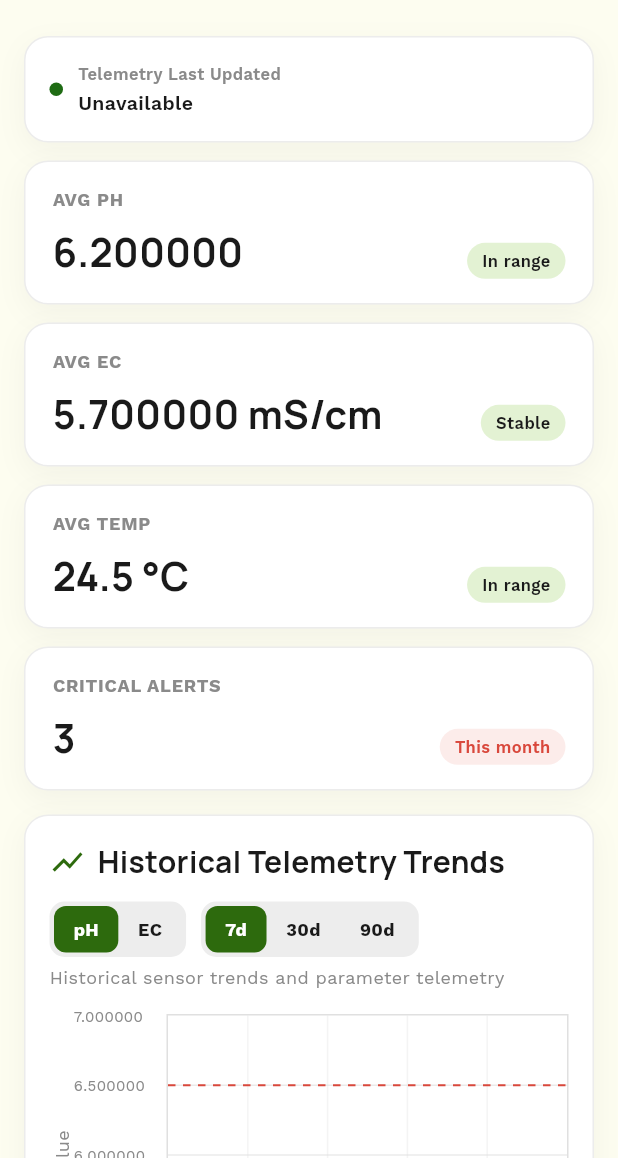
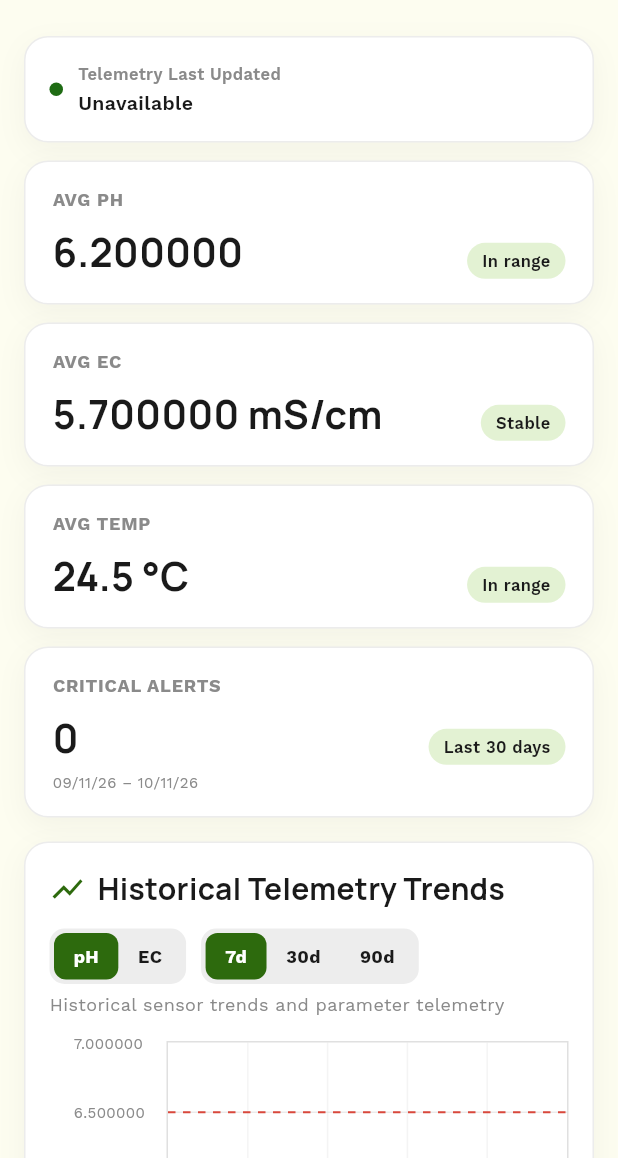
Before and after one commit to advincelyuni2-hue/Hydroponic-Monitoring-Website-, a Flutter app: the ReportsScreen screen opened directly, after a tap on the "menu" icon, after a tap on the "search" icon, on a phone screen of 412 x 824 dp, the part 78-1236 px from its top. Run offline on Flutter 3.47's test engine with Material 3 defaults, Android fonts, the phone set to English and light mode, and no system bars; drawn by our look-alikes of fl_chart; our stand-ins replace google_fonts, pdf, printing, shared_preferences, supabase_flutter; missing offline and left inert: dart:html; accounts and stored records are empty.

Commit message:
Admin Module Fixes, Critical Alerts Fixes, Change Email Fixes

```diff
--- a/lib/controllers/reports_controller.dart
+++ b/lib/controllers/reports_controller.dart
@@ -41,6 +41,20 @@ class ReportsController extends ChangeNotifier {
 
   String lastUpdatedTimestamp = 'Loading sensor history...';
 
+    String get alertsDateRange {
+    final end = manilaNow();
+    final start = end.subtract(const Duration(days: 30));
+
+    String formatDate(DateTime date) {
+      final month = date.month.toString().padLeft(2, '0');
+      final day = date.day.toString().padLeft(2, '0');
+      final year = (date.year % 100).toString().padLeft(2, '0');
+      return '$month/$day/$year';
+    }
+
+    return '${formatDate(start)} – ${formatDate(end)}';
+  }
+
   ReportSummaryData summary = const ReportSummaryData(
     avgPh: 6.2,
     phStatus: 'In range',
@@ -48,8 +62,8 @@ class ReportsController extends ChangeNotifier {
     ecStatus: 'Stable',
     avgTemp: 24.5,
     tempStatus: 'In range',
-    criticalAlertsCount: 3,
-    alertsPeriod: 'This month',
+    criticalAlertsCount: 0,
+    alertsPeriod: 'Last 30 days',
   );
 
   List<AnalyticsPoint> trendPoints = [
--- a/lib/screens/reports_screen.dart
+++ b/lib/screens/reports_screen.dart
@@ -128,11 +128,12 @@ class ReportsScreenState extends State<ReportsScreen> {
                 value: '${summary.criticalAlertsCount}',
                 status: summary.alertsPeriod,
                 isWarning: summary.criticalAlertsCount > 0,
+                detail: _controller.alertsDateRange,
               ),
               const SizedBox(height: 20),
               AlertFrequencyCard(
                 alerts: _controller.alertFrequency,
-                activeCount: _controller.activeAlertsCount,
+                dateRangeLabel: _controller.alertsDateRange,
               ),
               const SizedBox(height: 20),
               TargetDistributionCard(
@@ -140,6 +141,7 @@ class ReportsScreenState extends State<ReportsScreen> {
                 selectedParam: _controller.selectedDistributionParam,
                 isLoading: _controller.isDistributionLoading,
                 errorMessage: _controller.distributionError,
+                dateRangeLabel: _controller.alertsDateRange,
                 onParamChanged: _controller.setDistributionParam,
               ),
               const SizedBox(height: 20),
@@ -223,6 +225,7 @@ class ReportsScreenState extends State<ReportsScreen> {
           value: '${summary.criticalAlertsCount}',
           status: summary.alertsPeriod,
           isWarning: summary.criticalAlertsCount > 0,
+          detail: _controller.alertsDateRange,
         ),
         const SizedBox(height: 16),
         ReportsAnalyticsCard(
@@ -258,7 +261,7 @@ class ReportsScreenState extends State<ReportsScreen> {
         const SizedBox(height: 16),
         AlertFrequencyCard(
           alerts: _controller.alertFrequency,
-          activeCount: _controller.activeAlertsCount,
+          dateRangeLabel: _controller.alertsDateRange,
         ),
         const SizedBox(height: 16),
         TargetDistributionCard(
@@ -266,6 +269,7 @@ class ReportsScreenState extends State<ReportsScreen> {
           selectedParam: _controller.selectedDistributionParam,
           isLoading: _controller.isDistributionLoading,
           errorMessage: _controller.distributionError,
+          dateRangeLabel: _controller.alertsDateRange,
           onParamChanged: _controller.setDistributionParam,
         ),
         const SizedBox(height: 16),
@@ -279,6 +283,7 @@ class ReportsScreenState extends State<ReportsScreen> {
     required String value,
     required String status,
     required bool isWarning,
+    String? detail,
   }) {
     return Container(
       width: double.infinity,
@@ -329,6 +334,13 @@ class ReportsScreenState extends State<ReportsScreen> {
               ),
             ],
           ),
+          if (detail != null) ...[
+            const SizedBox(height: 4),
+            Text(
+              detail,
+              style: AppTextStyles.cardMeta.copyWith(fontSize: 10),
+            ),
+          ],
         ],
       ),
     );
--- a/lib/services/reports_service.dart
+++ b/lib/services/reports_service.dart
@@ -114,7 +114,7 @@ class ReportsService {
 
     var criticalAlerts = 0;
     try {
-      criticalAlerts = (await getAlertStats()).activeCount;
+      criticalAlerts = (await getAlertStats()).criticalCount;
     } catch (e) {
       debugPrint('Critical alert count failed: $e');
     }
@@ -177,56 +177,45 @@ class ReportsService {
     );
   }
 
-  /// Critical alerts from the notifications table (last [days] days).
+  /// Counts critical parameter readings from sensor history over the last [days].
   Future<AlertStats> getAlertStats({int days = 30}) async {
-    final now = DateTime.now().toUtc();
-    final since = now.subtract(Duration(days: days)).toIso8601String();
+    final end = manilaNow();
+    final start = end.subtract(Duration(days: days));
 
-    final rows = await supabase
-        .from('notifications')
-        .select()
-        .gte('created_at', since)
-        .lte('created_at', now.toIso8601String())
-        .order('created_at', ascending: false)
-        .limit(1000);
+    final logs = await _monitoringService.getSensorHistory(
+      start: start,
+      end: end,
+      aggregation: HistoryAggregation.fiveMinutes,
+    );
 
     final counts = <String, int>{
       'pH': 0,
       'EC': 0,
       'Temperature': 0,
-      'Other': 0
     };
     var critical = 0;
-    var active = 0;
-    var resolved = 0;
 
-    for (final row in rows) {
-      final type = (row['type'] ?? '').toString().toLowerCase();
-      final text =
-          '${row['title'] ?? ''} ${row['message'] ?? ''}'.toLowerCase();
-      if (type != 'critical' && !text.contains('critical')) continue;
-
-      critical++;
-      if (row['is_resolved'] == true) {
-        resolved++;
-      } else {
-        active++;
+    for (final log in logs) {
+      for (final entry in const <(int, String)>[
+        (2, 'pH'),
+        (3, 'EC'),
+        (4, 'Temperature'),
+      ]) {
+        final range = log.ranges[entry.$1];
+        if (range?.severity == 'Critical') {
+          counts[entry.$2] = counts[entry.$2]! + 1;
+          critical++;
+        }
       }
-      final category = _alertCategory(row['parameter']) ??
-          _alertCategory(row['title']) ??
-          _alertCategory(row['message']) ??
-          'Other';
-      counts[category] = (counts[category] ?? 0) + 1;
     }
 
     return AlertStats(
       criticalCount: critical,
-      activeCount: active,
-      resolvedCount: resolved,
+      activeCount: 0,
+      resolvedCount: 0,
       byCategory: [
         for (final entry in counts.entries)
-          if (entry.key != 'Other' || entry.value > 0)
-            AlertFrequencyData(category: entry.key, count: entry.value),
+          AlertFrequencyData(category: entry.key, count: entry.value),
       ],
     );
   }
--- a/lib/services/user_service.dart
+++ b/lib/services/user_service.dart
@@ -20,12 +20,29 @@ class UserService {
       if (row != null) {
         final authUser = client.auth.currentUser;
         final signedInEmail = authUser?.id == userId ? authUser?.email : null;
+        final profileEmail = signedInEmail?.trim();
+        final storedEmail = (row['email'] as String? ?? '').trim();
+
+        if (profileEmail != null &&
+            profileEmail.isNotEmpty &&
+            profileEmail.toLowerCase() != storedEmail.toLowerCase()) {
+          final updatedRows = await client
+              .from('profiles')
+              .update({'email': profileEmail})
+              .eq('id', userId)
+              .select('id');
+
+          if (updatedRows.isEmpty) {
+            throw StateError('Your profile email was not saved.');
+          }
+        }
+
         final profile = UserProfile(
           id: row['id'] as String,
           name: (row['full_name'] as String?)?.trim().isNotEmpty == true
               ? row['full_name'] as String
               : 'User',
-          email: signedInEmail ?? (row['email'] as String? ?? ''),
+          email: profileEmail ?? storedEmail,
           role: ((row['role'] as String?) ?? 'employee').toLowerCase(),
           isActive: row['is_active'] as bool? ?? true,
         );
--- a/lib/widgets/alerts_frequency_card.dart
+++ b/lib/widgets/alerts_frequency_card.dart
@@ -7,12 +7,12 @@ import '../theme/app_text_styles.dart';
 
 class AlertFrequencyCard extends StatelessWidget {
   final List<AlertFrequencyData> alerts;
-  final int activeCount;
+  final String dateRangeLabel;
 
   const AlertFrequencyCard({
     super.key,
     required this.alerts,
-    required this.activeCount,
+    required this.dateRangeLabel,
   });
 
   @override
@@ -38,8 +38,13 @@ class AlertFrequencyCard extends StatelessWidget {
           Text(
             'Last 30 days',
             style: AppTextStyles.cardMeta,
-            ),
-            const SizedBox(height: 12),
+          ),
+          const SizedBox(height: 2),
+          Text(
+            dateRangeLabel,
+            style: AppTextStyles.cardMeta.copyWith(fontSize: 10),
+          ),
+          const SizedBox(height: 12),
           SizedBox(
             height: 150,
             child: hasData
@@ -102,14 +107,6 @@ class AlertFrequencyCard extends StatelessWidget {
                     ),
                   ),
           ),
-          const SizedBox(height: 12),
-          Text(
-            'Total active unresolved: $activeCount',
-            style: AppTextStyles.cardMeta.copyWith(
-              fontWeight: FontWeight.w600,
-              color: AppColors.alertText,
-            ),
-          ),
         ],
       ),
     );
--- a/lib/widgets/target_distribution_card.dart
+++ b/lib/widgets/target_distribution_card.dart
@@ -10,6 +10,7 @@ class TargetDistributionCard extends StatelessWidget {
   final String selectedParam;
   final bool isLoading;
   final String? errorMessage;
+  final String dateRangeLabel;
   final ValueChanged<String> onParamChanged;
 
   const TargetDistributionCard({
@@ -18,6 +19,7 @@ class TargetDistributionCard extends StatelessWidget {
     required this.selectedParam,
     this.isLoading = false,
     this.errorMessage,
+    required this.dateRangeLabel,
     required this.onParamChanged,
   });
 
@@ -53,6 +55,11 @@ class TargetDistributionCard extends StatelessWidget {
           Text(
             'Last 30 days',
             style: AppTextStyles.cardMeta,
+          ),
+          const SizedBox(height: 2),
+          Text(
+            dateRangeLabel,
+            style: AppTextStyles.cardMeta.copyWith(fontSize: 10),
           ),
           const SizedBox(height: 12),
           SizedBox(
```
Also changed, not shown: lib/screens/admin_settings_screen.dart (+7 -3 lines), lib/services/monitoring_service.dart (+7 -28 lines), lib/services/notification_service.dart (+31 -4 lines).
